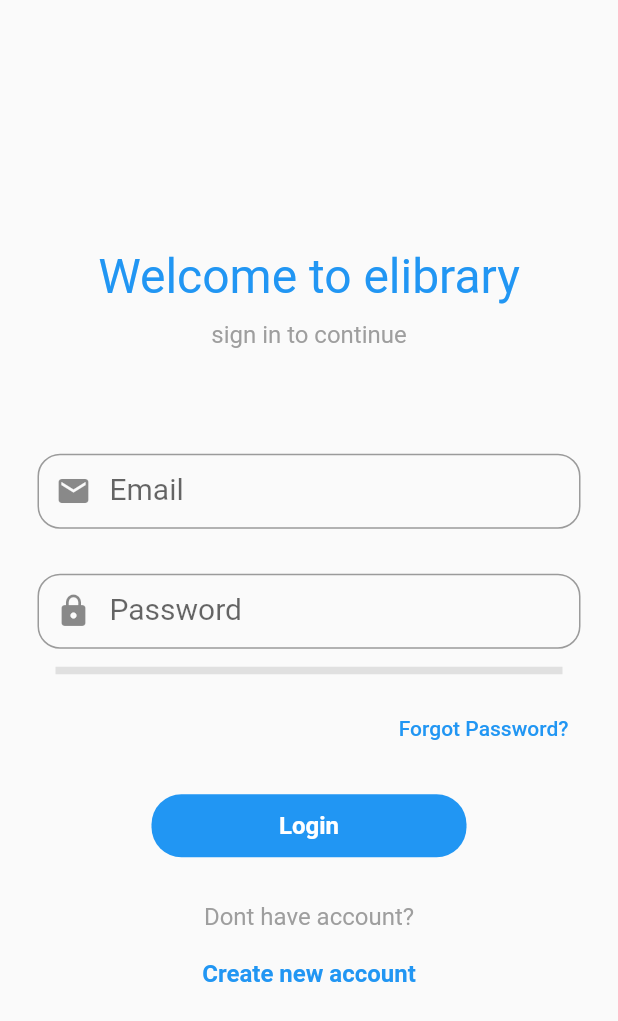
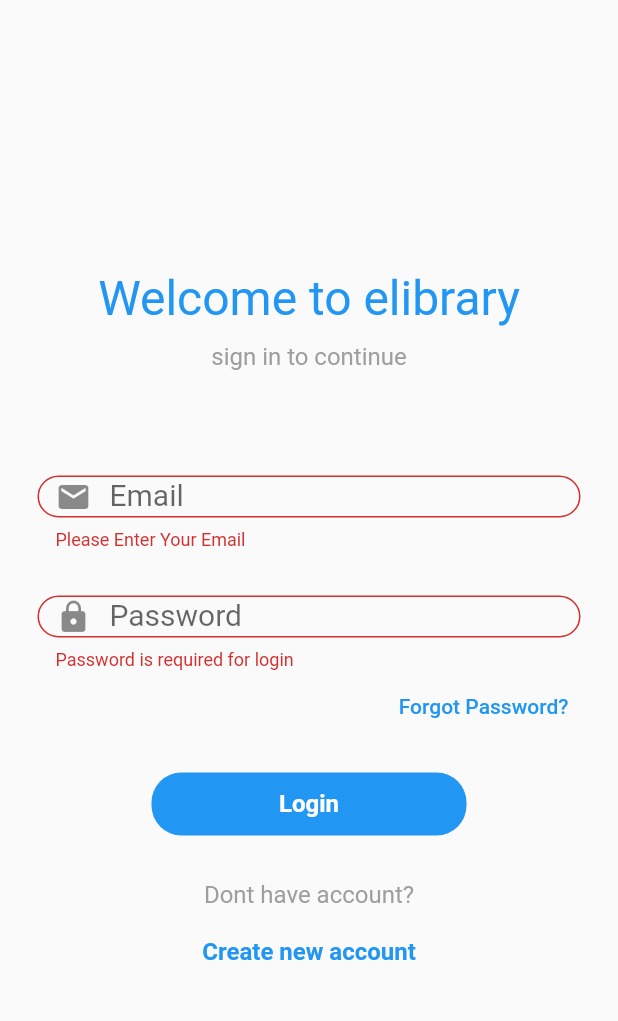
Before and after one commit to BrwaCs/elibrary, a Flutter app: the screen it shows after launch, after a tap on "Login", on a phone screen of 412 x 824 dp. Shown: the top 1021 px of the screen. Run offline on Flutter 3.47's test engine with Material 2 defaults, Android fonts, the light colour scheme and no system bars; our stand-ins replace cloud_firestore, firebase_auth, firebase_core, fluttertoast, get; accounts and stored records are empty.

Commit message:
fix problms

```diff
--- a/lib/Auth/login.dart
+++ b/lib/Auth/login.dart
@@ -28,42 +28,6 @@ final _auth=FirebaseAuth.instance;
   String? errorMessage;
 
  final _formKey = GlobalKey<FormState>();
-
-
- // password strength check
-RegExp pass_valid = RegExp(r"(?=.*\d)(?=.*[a-z])(?=.*[A-Z])(?=.*\W)");
-  double password_strength = 0;
- bool validatePassword(String pass){
-    String _password = pass.trim();
-    if(_password.isEmpty){
-      setState(() {
-        password_strength = 0;
-      });
-    }else if(_password.length < 6 ){
-      setState(() {
-        password_strength = 1 / 4;
-      });
-    }else if(_password.length < 8){
-      setState(() {
-        password_strength = 2 / 4;
-      });
-    }else{
-      if(pass_valid.hasMatch(_password)){
-        setState(() {
-          password_strength = 4 / 4;
-        });
-        return true;
-      }else{
-        setState(() {
-          password_strength = 3 / 4;
-        });
-        return false;
-      }
-    }
-    return false;
-  }
-
-
 
   @override
   Widget build(BuildContext context) {
@@ -107,22 +71,14 @@ RegExp pass_valid = RegExp(r"(?=.*\d)(?=.*[a-z])(?=.*[A-Z])(?=.*\W)");
 final passwordFild= Container(
                       height:50,
                     child: TextFormField(
-                      onChanged: (value){
-                    _formKey.currentState!.validate();
-                  },
-                     validator: (value){
-                      if(value!.isEmpty){
-                        return "Please enter password";
-                      }else{
-                       //call function to check password
-                        bool result = validatePassword(value);
-                        if(result){
-                          // create account event
-                         return null;
-                        }else{
-                          return "Password should contain Capital & small letter & Number & Special";
-                        }
-                      }
+                              validator: (value) {
+                    RegExp regex = new RegExp(r'^.{6,}$');
+                    if (value!.isEmpty) {
+                      return ("Password is required for login");
+                    }
+                    if (!regex.hasMatch(value)) {
+                      return ("Enter Valid Password(Min. 6 Character)");
+                    }
                   },
                   onSaved: (value) {
             _passwordController.text = value!;
@@ -154,14 +110,13 @@ final loginButton=  SizedBox(
                      color:Theme.of(context).primaryColor,
                    shape: RoundedRectangleBorder(borderRadius:BorderRadius.circular(20)),
 
-                onPressed: () async {password_strength != 1 ? null : (){
-
+                onPressed: () async {
 
                   debugPrint("username: ${_emailController.text}");
                             debugPrint("password: ${_passwordController.text}");
 
                        signIn(_emailController.text, _passwordController.text);
-                           };
+
                 },
                 child: Text(
                   "Login",
@@ -175,223 +130,99 @@ final loginButton=  SizedBox(
               ),
                  );
 return Scaffold(
-
       body:Padding(padding: EdgeInsets.all(25),
-
       child:Center(
-
         child: SingleChildScrollView(
-
           child: Form(
-
             key:_formKey,
-
             child: Column(
-
               children: [
 
-
-
                 Text(
-
                   "Welcome to elibrary",
-
                   style: TextStyle(
-
                     fontSize:32,
-
                     fontWeight: FontWeight.w400,
-
                     color:Colors.blue,
 
-
+                  ),
+                  ),
+                  SizedBox(height: 10),
+                   Text(
+                  "sign in to continue",
+                  style: TextStyle(
+                    fontSize:16,
+                    fontWeight: FontWeight.normal,
+                    color:Colors.grey,
 
                   ),
-
                   ),
-
-                  SizedBox(height: 10),
-
-                   Text(
-
-                  "sign in to continue",
-
-                  style: TextStyle(
-
-                    fontSize:16,
-
-                    fontWeight: FontWeight.normal,
-
-                    color:Colors.grey,
-
-
-
-                  ),
-
-                  ),
-
                   SizedBox(height:70),
-
                  emailFild,
-
                   SizedBox(height:30),
-
                    passwordFild,
 
-                    Padding(
-
-                padding: const EdgeInsets.all(12.0),
-
-                child: LinearProgressIndicator(
-
-                  value: password_strength,
-
-                  backgroundColor: Colors.grey[300],
-
-                  minHeight: 5,
-
-                  color: password_strength <= 1 / 4
-
-                      ? Colors.red
-
-                      : password_strength == 2 / 4
-
-                      ? Colors.yellow
-
-                      : password_strength == 3 / 4
-
-                      ? Colors.blue
-
-                      : Colors.green,
-
-                ),
-
-              ),
-
-
-
                   Row(
-
                     mainAxisAlignment: MainAxisAlignment.end,
-
                     children: [
-
                       TextButton(
-
                         onPressed: (){
-
               Navigator.push(context, MaterialPageRoute(builder: (context) => forgot_password()));
-
             },
-
                          child: Text(
-
                            "Forgot Password?",
-
                            style: TextStyle(
-
                              fontSize:14,
-
                              fontWeight: FontWeight.w500,
-
                              color:Theme.of(context).primaryColor,
-
                            ),
-
                            )
 
 
-
-
-
                          )
-
                     ],
-
                   ),
 
-
-
                  SizedBox(height:20),
-
                  loginButton,
-
                  SizedBox(height:30),
-
                  Row(
-
                    mainAxisAlignment:MainAxisAlignment.center,
-
                    children: [
-
                      Text(
-
                        "Dont have account?\n",
-
                        style:TextStyle(
-
                          fontSize:16,
-
                          fontWeight: FontWeight.normal,
-
                          color:Colors.grey,
-
                        )
-
                        ),
-
-
 
                    ],
 
-
-
                  ),
-
                  Row(
-
                    mainAxisAlignment:MainAxisAlignment.center,
-
                    children: [
-
                          GestureDetector(
-
                            onTap:() => Navigator.push(context, MaterialPageRoute(builder: (context)=>Register())),
-
                            child: Text(
-
                            "Create new account",
-
                            style:TextStyle(
-
                            fontSize:16,
-
                            fontWeight: FontWeight.bold,
-
                            color:Theme.of(context).primaryColor,
-
                          )
-
                        ),
-
                      ),
-
                    ],
-
                  )
-
               ],
-
             ),
-
           ),
-
         ),
-
       )
-
      ),
-
     );
  }
 
@@ -435,33 +266,3 @@ switch (error.code) {
   }
 
 }
-
-
-
-
-
-
-
-
-
-
-
-
-
-
-
-
-
-
-
-
-
-
-
-
-
-
-
-
-
-//
```
